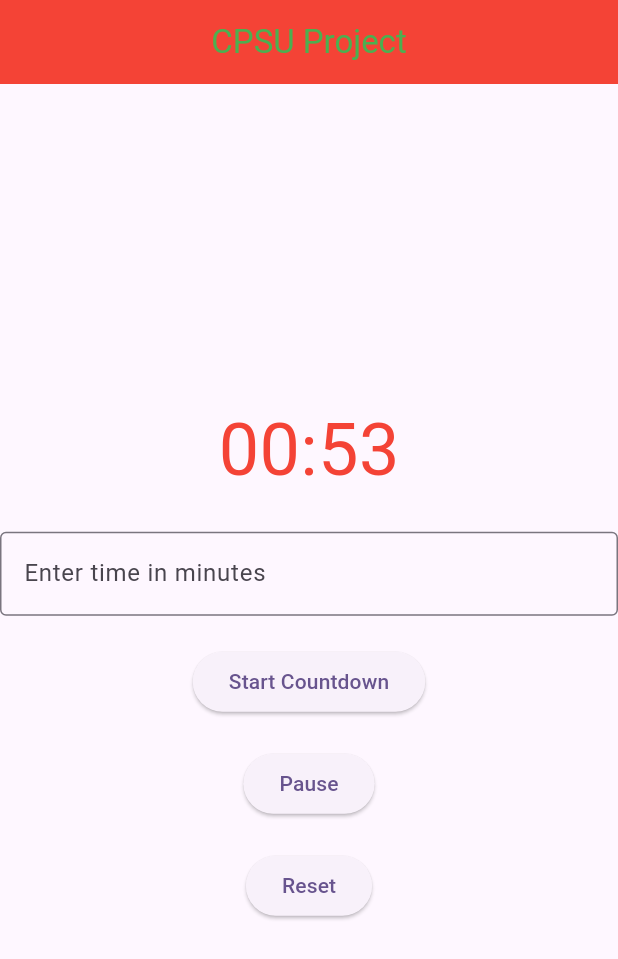
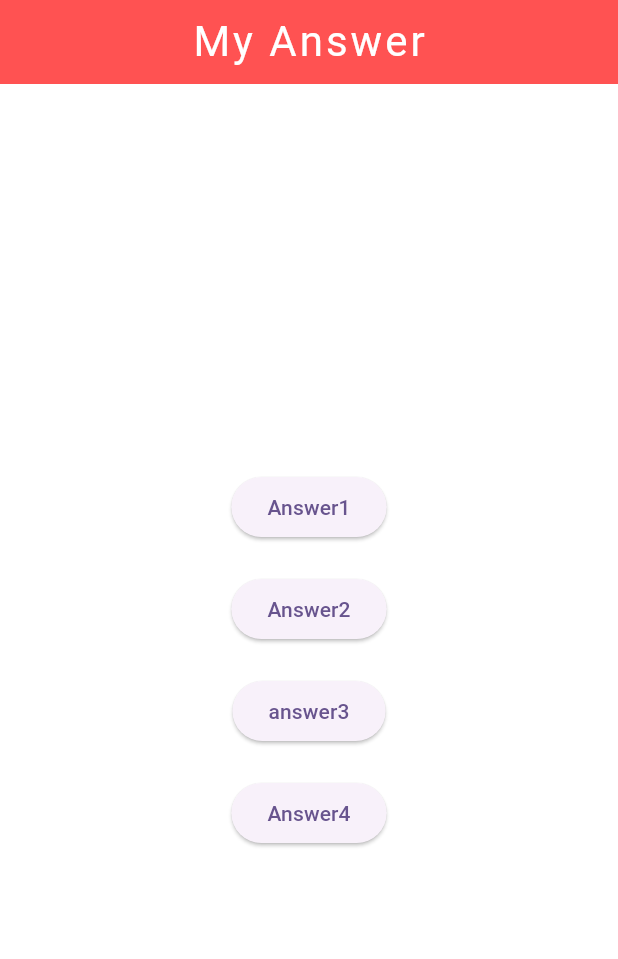
Before and after one commit to ddaarraa/flutter_project_101, a Flutter app: the screen it shows after launch, on a phone screen of 412 x 824 dp. Shown: the top 959 px of the screen. Run offline on Flutter 3.47's test engine with Material 3 defaults, Android fonts, the phone set to English and light mode, and no system bars.

Commit message:
Week3 Lab

```diff
--- a/lib/main.dart
+++ b/lib/main.dart
@@ -1,6 +1,5 @@
-import 'dart:async';
-
 import 'package:flutter/material.dart';
+import 'package:flutter_project_101/page_answer/answer_portal.dart';
 
 void main() {
   runApp(const MyApp());
@@ -9,6 +8,7 @@ void main() {
 class MyApp extends StatelessWidget {
   const MyApp({super.key});
 
+  // This widget is the root of your application.
   @override
   Widget build(BuildContext context) {
     return MaterialApp(
@@ -17,128 +17,8 @@ class MyApp extends StatelessWidget {
         colorScheme: ColorScheme.fromSeed(seedColor: Colors.deepPurple),
         useMaterial3: true,
       ),
-      home: const MyHomePage(),
+      home: const AnswerPortal()
+
     );
   }
 }
-
-class MyHomePage extends StatefulWidget {
-  const MyHomePage({super.key});
-
-  @override
-  _MyHomePageState createState() => _MyHomePageState();
-}
-
-class _MyHomePageState extends State<MyHomePage> {
-  late Timer _timer;
-  int _remainingTime = 60; // Countdown from 60 seconds
-  bool _isPaused = false; // Track if the timer is paused
-  final TextEditingController _controller = TextEditingController();
-  bool _isExploded = false; // Track if the bomb has exploded
-
-  @override
-  void initState() {
-    super.initState();
-    // Initialize the timer but do not start it yet
-    _timer = Timer.periodic(const Duration(seconds: 1), (timer) {
-      if (!_isPaused) {
-        setState(() {
-          if (_remainingTime > 0) {
-            _remainingTime--;
-          } else {
-            _isExploded = true; // Set exploded state to true
-            _timer.cancel(); // Stop the timer when it reaches zero
-          }
-        });
-      }
-    });
-  }
-
-  @override
-  void dispose() {
-    _timer.cancel();
-    _controller.dispose();
-    super.dispose();
-  }
-
-  void _startCountdown() {
-    setState(() {
-      // Convert input minutes to seconds
-      _remainingTime = (int.tryParse(_controller.text) ?? 1) * 60; // Default to 1 minute if input is invalid
-      _isPaused = false; // Ensure timer is not paused
-      _isExploded = false; // Reset exploded state
-    });
-  }
-
-  void _pauseCountdown() {
-    setState(() {
-      _isPaused = true; // Pause the countdown
-    });
-  }
-
-  void _resetCountdown() {
-    setState(() {
-      _remainingTime = 60; // Reset to 1 minute (60 seconds)
-      _isPaused = false; // Ensure timer is not paused
-      _controller.clear(); // Clear the input field
-      _isExploded = false; // Reset exploded state
-    });
-  }
-
-  String _formattedTime() {
-    final minutes = _remainingTime ~/ 60;
-    final seconds = _remainingTime % 60;
-    return '${minutes.toString().padLeft(2, '0')}:${seconds.toString().padLeft(2, '0')}';
-  }
-
-  @override
-  Widget build(BuildContext context) {
-    return Scaffold(
-      appBar: AppBar(
-        title: const Text('CPSU Project', style: TextStyle(color: Colors.green)),
-        backgroundColor: Colors.red,
-        centerTitle: true,
-      ),
-      body: Center(
-        child: Column(
-          mainAxisAlignment: MainAxisAlignment.center,
-          children: [
-            if (_isExploded) // Show the bomb image if exploded
-              Image.asset('assets/exploded_bomb.jpeg', width: 100, height: 100),
-            if (!_isExploded) // Show the countdown timer if not exploded
-              Text(
-                _formattedTime(),
-                style: const TextStyle(fontSize: 48, color: Colors.red), // Text color set to red
-              ),
-            const SizedBox(height: 20),
-            TextField(
-              controller: _controller,
-              decoration: const InputDecoration(
-                labelText: 'Enter time in minutes',
-                border: OutlineInputBorder(),
-              ),
-              keyboardType: TextInputType.number,
-            ),
-            const SizedBox(height: 20),
-            ElevatedButton(
-              onPressed: () {
-                _startCountdown(); // Start the countdown
-              },
-              child: const Text('Start Countdown'),
-            ),
-            const SizedBox(height: 20),
-            ElevatedButton(
-              onPressed: _pauseCountdown,
-              child: const Text('Pause'),
-            ),
-            const SizedBox(height: 20),
-            ElevatedButton(
-              onPressed: _resetCountdown,
-              child: const Text('Reset'),
-            ),
-          ],
-        ),
-      ),
-    );
-  }
-}
--- /dev/null
+++ b/lib/page_answer/answer_portal.dart
@@ -0,0 +1,70 @@
+import 'package:flutter/material.dart';
+import 'answer1.dart';
+import 'answer2.dart';
+import 'answer3.dart';
+import 'answer4.dart';
+
+class AnswerPortal extends StatelessWidget {
+  const AnswerPortal({super.key});
+
+  @override
+  Widget build(BuildContext context) {
+    return Scaffold(
+      appBar:
+        AppBar(
+            title: const Text("My Answer",
+                style: TextStyle(
+                    color: Colors.white, fontSize: 28, letterSpacing: 2)),
+            backgroundColor: Colors.redAccent,
+            centerTitle: true),
+        backgroundColor: const Color.fromARGB(255, 255, 255, 255)
+        ,
+      body: Center(
+        child: Column(
+          mainAxisAlignment: MainAxisAlignment.center,
+          children: [
+            ElevatedButton(
+              onPressed: () {
+                Navigator.push(
+                  context,
+                  MaterialPageRoute(builder: (context) => const GridfulWidget()),
+                );
+              },
+              child: const Text('Answer1'),
+            ),
+            const SizedBox(height: 20),
+            ElevatedButton(
+              onPressed: () {
+                Navigator.push(
+                  context,
+                  MaterialPageRoute(builder: (context) => const SocialMediaWidget()),
+                );
+              },
+              child: const Text('Answer2'),
+            ),
+            const SizedBox(height: 20),
+            ElevatedButton(
+              onPressed: () {
+                Navigator.push(
+                  context,
+                  MaterialPageRoute(builder: (context) => const ProductLayoutWidget()),
+                );
+              },
+              child: const Text('answer3'),
+            ),
+            const SizedBox(height: 20),
+            ElevatedButton(
+              onPressed: () {
+                Navigator.push(
+                  context,
+                  MaterialPageRoute(builder: (context) => const ProfilePageWidget()),
+                );
+              },
+              child: const Text('Answer4'),
+            ),
+          ],
+        ),
+      ),
+    );
+  }
+}
--- a/pubspec.yaml
+++ b/pubspec.yaml
@@ -60,7 +60,7 @@ flutter:
 
   # To add assets to your application, add an assets section, like this:
   assets:
-    - assets/exploded_bomb.jpeg
+    - assets/
 
   # An image asset can refer to one or more resolution-specific "variants", see
   # https://flutter.dev/to/resolution-aware-images
```
Also changed, not shown: lib/page_answer/answer1.dart (added, +73 -0 lines), lib/page_answer/answer2.dart (added, +120 -0 lines), lib/page_answer/answer3.dart (added, +108 -0 lines), lib/page_answer/answer4.dart (added, +116 -0 lines), note.txt (added, +7 -0 lines).
